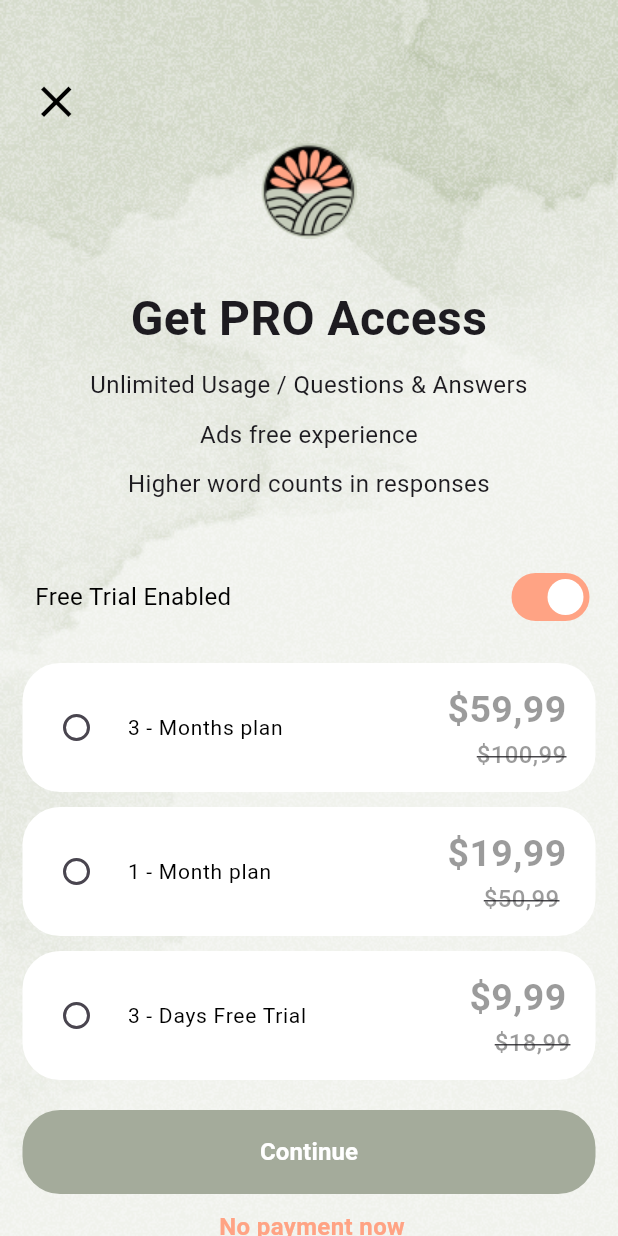
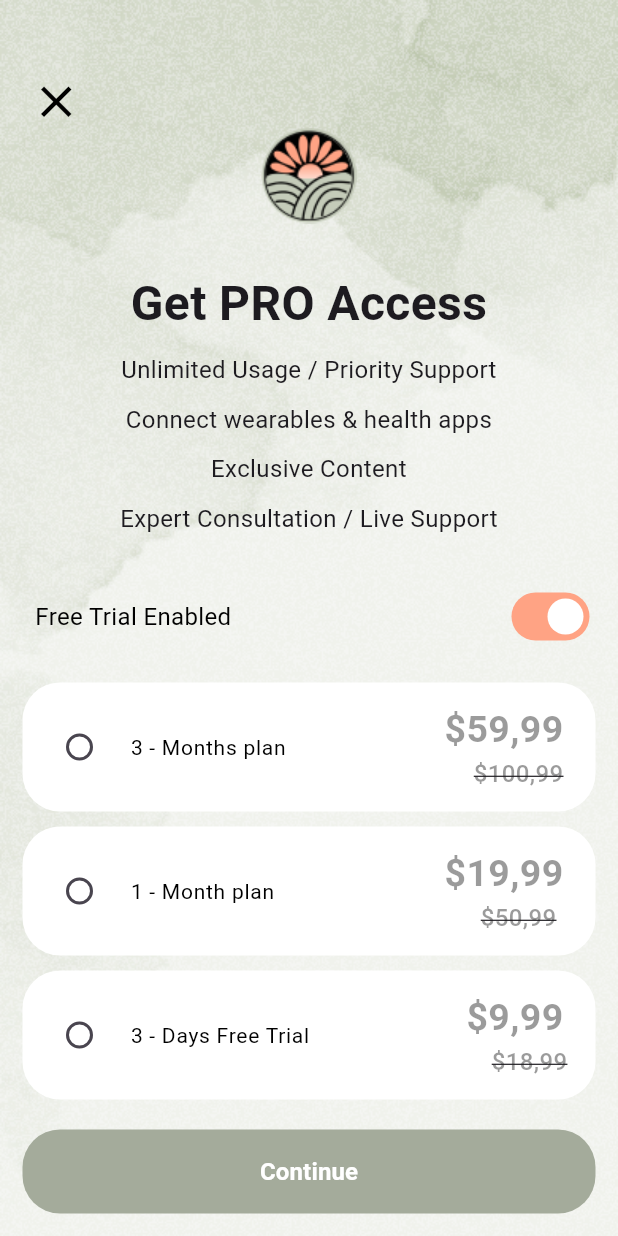
Before and after one commit to AndAgainForYou/meProject, a Flutter app: the ProVersionPage screen opened by its route, on a phone screen of 412 x 824 dp. Run offline on Flutter 3.47's test engine with Material 3 defaults, Android fonts, the phone set to English and light mode, and no system bars; our stand-ins replace bloc, dio, fl_chart, flutter_bloc, flutter_keyboard_visibility, flutter_secure_storage and 9 more; missing offline and left inert: dart:ffi, flutter_facebook_auth, wheel_slider; accounts and stored records are empty; Roboto replaces fonts that are missing (Gilroy, Montserrat).

Commit message:
MEYES-17-UI-fix-proversion-page

```diff
--- a/lib/features/pro_version/pro_version_page.dart
+++ b/lib/features/pro_version/pro_version_page.dart
@@ -14,7 +14,8 @@ class _ProVersionPageState extends State<ProVersionPage> {
   @override
   Widget build(BuildContext context) {
     return Scaffold(
-      body: Container(
+      body: SingleChildScrollView(
+        child: Container(
           width: MediaQuery.of(context).size.width * 1,
           height: MediaQuery.of(context).size.height * 1,
           decoration: const BoxDecoration(
@@ -40,9 +41,6 @@ class _ProVersionPageState extends State<ProVersionPage> {
                   ),
                 ),
               ),
-            const SizedBox(
-              height: 10,
-            ),
               Container(
                 child: Image.asset(
                   'assets/images/logo_small.png',
@@ -65,7 +63,7 @@ class _ProVersionPageState extends State<ProVersionPage> {
                 height: 10,
               ),
               const Text(
-              'Unlimited Usage / Questions & Answers',
+                'Unlimited Usage / Priority Support',
                 style: TextStyle(
                   fontFamily: 'Gilroy',
                   fontSize: 16,
@@ -77,7 +75,7 @@ class _ProVersionPageState extends State<ProVersionPage> {
                 height: 10,
               ),
               const Text(
-              'Ads free experience',
+                'Connect wearables & health apps',
                 style: TextStyle(
                   fontFamily: 'Gilroy',
                   fontSize: 16,
@@ -89,7 +87,7 @@ class _ProVersionPageState extends State<ProVersionPage> {
                 height: 10,
               ),
               const Text(
-              'Higher word counts in responses',
+                'Exclusive Content',
                 style: TextStyle(
                   fontFamily: 'Gilroy',
                   fontSize: 16,
@@ -98,7 +96,19 @@ class _ProVersionPageState extends State<ProVersionPage> {
                 textAlign: TextAlign.center,
               ),
               const SizedBox(
-              height: 20,
+                height: 10,
+              ),
+              const Text(
+                'Expert Consultation / Live Support',
+                style: TextStyle(
+                  fontFamily: 'Gilroy',
+                  fontSize: 16,
+                  fontWeight: FontWeight.w400,
+                ),
+                textAlign: TextAlign.center,
+              ),
+              const SizedBox(
+                height: 10,
               ),
               Padding(
                 padding: const EdgeInsets.symmetric(horizontal: 15),
@@ -127,18 +137,19 @@ class _ProVersionPageState extends State<ProVersionPage> {
                                 switchValue = value;
                               });
                             }),
-                      ]),
+                      ],
+                    ),
                     const SizedBox(
                       height: 15,
                     ),
                     Column(
                       children: [
-                      customRadioListTile(
-                          '3 - Months plan', '\$59,99', '\$100,99', '3 months'),
+                        customRadioListTile('3 - Months plan', '\$59,99',
+                            '\$100,99', '3 months'),
                         customRadioListTile(
                             '1 - Month plan', '\$19,99', '\$50,99', '1 month'),
-                      customRadioListTile(
-                          '3 - Days Free Trial', '\$9,99', '\$18,99', '3 days'),
+                        customRadioListTile('3 - Days Free Trial', '\$9,99',
+                            '\$18,99', '3 days'),
                       ],
                     ),
                     const SizedBox(height: 15),
@@ -186,6 +197,7 @@ class _ProVersionPageState extends State<ProVersionPage> {
             ],
           ),
         ),
+      ),
     );
   }
 
@@ -198,7 +210,7 @@ class _ProVersionPageState extends State<ProVersionPage> {
         border: selectedDuration == value
             ? Border.all(
                 width: 2, color: const Color.fromRGBO(164, 171, 155, 1))
-            : null,
+            : Border.all(width: 2, color: Colors.transparent),
         color: Colors.white,
       ),
       margin: const EdgeInsets.symmetric(vertical: 5.0),
```
Lines whose indentation alone changed are shown as unchanged.
